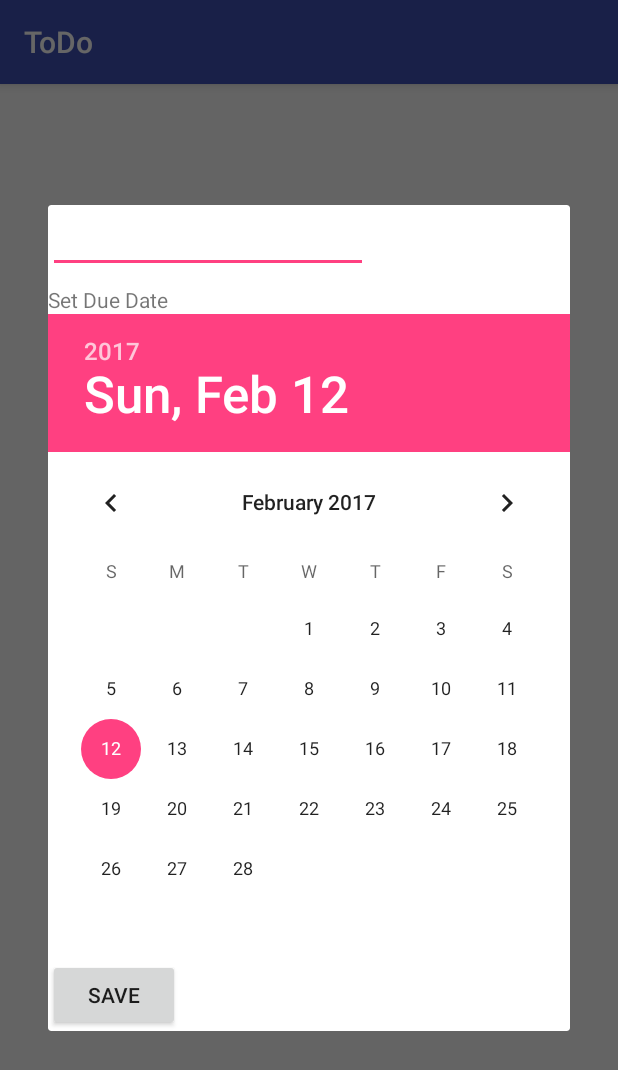
After one commit to david-shao/codepath-app0, an Android app: the fragment EditItemFragment shown on its own in the app's theme, on a phone screen of 412 x 824 dp. The commit adds this screen. Shown: the top 1070 px of the screen. Run offline under Robolectric (Android 15) with nearby library versions, the phone set to English and light mode, and no system bars; 5 statements that could not run were skipped.

Commit message:
using fragment instead of activity for edit

```diff
--- /dev/null
+++ b/app/src/main/java/com/david/todo/fragments/EditItemFragment.java
@@ -0,0 +1,107 @@
+package com.david.todo.fragments;
+
+import android.content.Intent;
+import android.os.Bundle;
+import android.support.annotation.Nullable;
+import android.support.v4.app.DialogFragment;
+import android.view.LayoutInflater;
+import android.view.View;
+import android.view.ViewGroup;
+import android.view.WindowManager;
+import android.widget.Button;
+import android.widget.DatePicker;
+import android.widget.EditText;
+
+import com.david.todo.R;
+import com.david.todo.models.TodoItem;
+
+import java.util.Calendar;
+import java.util.Date;
+
+/**
+ * Created by David on 2/12/2017.
+ */
+
+public class EditItemFragment extends DialogFragment implements View.OnClickListener {
+    private int position;
+    private TodoItem todoItem;
+    private EditText etEditItem;
+    private DatePicker dpDueDate;
+
+    public EditItemFragment() {
+        //Needs to be empty
+    }
+
+    public static EditItemFragment newInstance(int position, TodoItem todoItem) {
+        EditItemFragment frag = new EditItemFragment();
+        Bundle args = new Bundle();
+        args.putInt("pos", position);
+        args.putSerializable("todoItem", todoItem);
+        frag.setArguments(args);
+        return frag;
+    }
+
+    public interface EditItemDialogListener {
+        void onSave(int position, TodoItem todoItem);
+    }
+
+    @Override
+    public View onCreateView(LayoutInflater inflater, ViewGroup container, Bundle savedInstanceState) {
+        return inflater.inflate(R.layout.fragment_edit_item, container);
+    }
+
+    @Override
+    public void onViewCreated(View view, @Nullable Bundle savedInstanceState) {
+        super.onViewCreated(view, savedInstanceState);
+
+        //setup callback for save button
+        Button btnSave = (Button) view.findViewById(R.id.btnSaveItem);
+        btnSave.setOnClickListener(this);
+
+        //set title
+        getDialog().setTitle(getResources().getText(R.string.edit_item_frag_title));
+
+        todoItem = (TodoItem) getArguments().getSerializable("todoItem");
+        position = getArguments().getInt("pos");
+        etEditItem = (EditText) view.findViewById(R.id.etEditItem);
+        etEditItem.setText(todoItem.getText());
+
+        //initialize date picker
+        dpDueDate = (DatePicker) view.findViewById(R.id.dpDueDate);
+        Calendar calendar = Calendar.getInstance();
+        Date dueDate = todoItem.getDueDate();
+        if (dueDate != null) {
+            calendar.setTime(dueDate);
+        }
+        dpDueDate.init(calendar.get(Calendar.YEAR), calendar.get(Calendar.MONTH), calendar.get(Calendar.DAY_OF_MONTH), new DatePicker.OnDateChangedListener() {
+            @Override
+            public void onDateChanged(DatePicker view, int year, int monthOfYear, int dayOfMonth) {
+                Calendar calendar = Calendar.getInstance();
+                calendar.set(year, monthOfYear, dayOfMonth);
+                todoItem.setDueDate(calendar.getTime());
+            }
+        });
+
+        //set cursor to end
+        etEditItem.setSelection(todoItem.getText().length());
+
+        //show keyboard
+//        getDialog().getWindow().setSoftInputMode(WindowManager.LayoutParams.SOFT_INPUT_STATE_VISIBLE);
+    }
+
+    /**
+     * Handler for save button.
+     * @param view
+     */
+    @Override
+    public void onClick(View view) {
+        String text = etEditItem.getText().toString();
+        todoItem.setText(text);
+
+        //return modified todoItem back to activity through implemented listener
+        EditItemDialogListener listener = (EditItemDialogListener) getActivity();
+        listener.onSave(position, todoItem);
+        //close dialog fragment
+        dismiss();
+    }
+}
--- a/app/src/main/java/com/david/todo/models/TodoItem.java
+++ b/app/src/main/java/com/david/todo/models/TodoItem.java
@@ -23,6 +23,8 @@ public class TodoItem extends BaseModel implements Serializable {
 
     @Column
     private Date dueDate;
+
+
 
     /**
      * Getters and Setters
--- /dev/null
+++ b/app/src/main/res/layout/fragment_edit_item.xml
@@ -0,0 +1,34 @@
+<?xml version="1.0" encoding="utf-8"?>
+<LinearLayout xmlns:android="http://schemas.android.com/apk/res/android"
+    android:orientation="vertical" android:layout_width="match_parent"
+    android:layout_height="match_parent">
+
+    <EditText
+        android:layout_width="wrap_content"
+        android:layout_height="wrap_content"
+        android:inputType="textMultiLine"
+        android:ems="10"
+        android:id="@+id/etEditItem" >
+
+        <requestFocus />
+    </EditText>
+
+    <TextView
+        android:text="@string/dueDate"
+        android:layout_width="wrap_content"
+        android:layout_height="wrap_content"
+        android:layout_marginTop="8dp"
+        android:id="@+id/tvDueDate" />
+
+    <DatePicker
+        android:layout_width="wrap_content"
+        android:layout_height="wrap_content"
+        android:id="@+id/dpDueDate" />
+
+    <Button
+        android:text="@string/save"
+        android:layout_width="wrap_content"
+        android:layout_height="wrap_content"
+        android:id="@+id/btnSaveItem" />
+
+</LinearLayout>
--- a/app/src/main/res/values/strings.xml
+++ b/app/src/main/res/values/strings.xml
@@ -6,4 +6,5 @@
     <string name="todoItem">ToDo</string>
     <string name="dueDate">Set Due Date</string>
     <string name="dueDatePrefix">Due:</string>
+    <string name="edit_item_frag_title">Edit</string>
 </resources>
```
Also changed, not shown: app/src/main/java/com/david/todo/MainActivity.java (+25 -5 lines), 1 other file.
